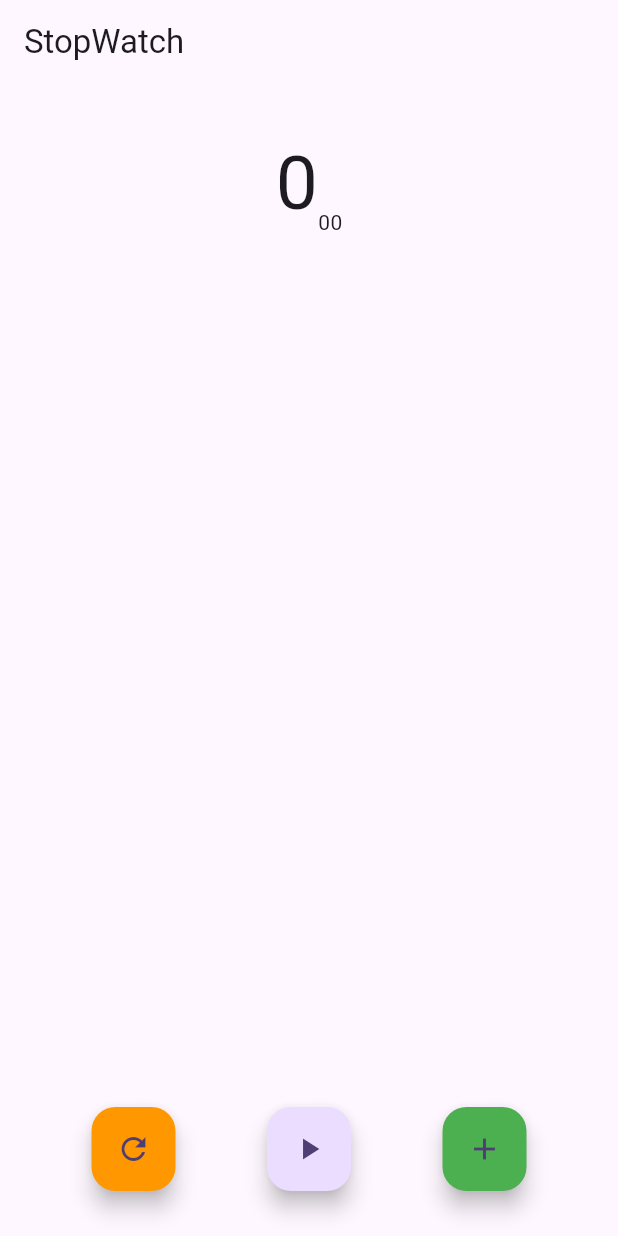
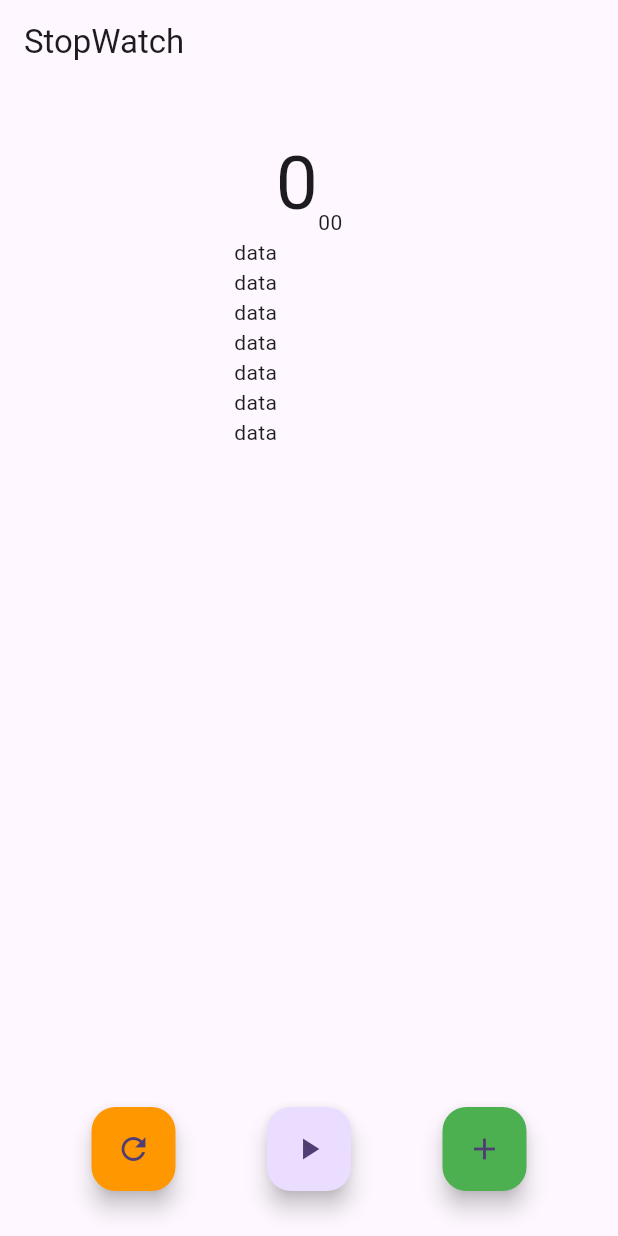
Before and after one commit to 0titanium/flutter_stopwatch, a Flutter app: the screen it shows after launch, on a phone screen of 412 x 824 dp. Run offline on Flutter 3.47's test engine with Material 3 defaults, Android fonts, the phone set to English and light mode, and no system bars.

Commit message:
feat: add lab time ui

```diff
--- a/lib/presentation/stopwatch_screen.dart
+++ b/lib/presentation/stopwatch_screen.dart
@@ -32,6 +32,22 @@ class _StopWatchScreenState extends State<StopWatchScreen> {
               ),
             ],
           ),
+          SizedBox(
+            width: 100,
+            height: 200,
+            child: ListView(
+              children: [
+                Text('data'),
+                Text('data'),
+                Text('data'),
+                Text('data'),
+                Text('data'),
+                Text('data'),
+                Text('data'),
+
+              ],
+            ),
+          ),
           Spacer(),
           Row(
             mainAxisAlignment: MainAxisAlignment.spaceEvenly,
```
